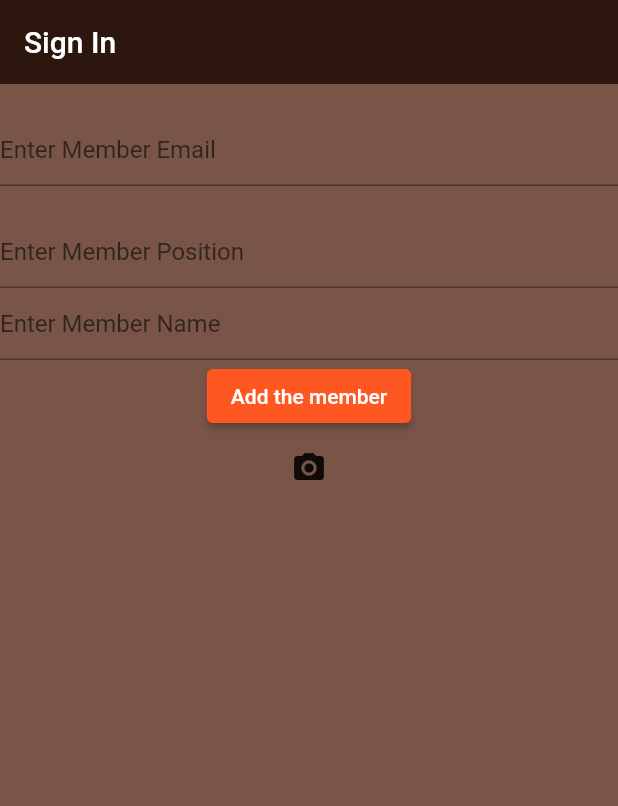
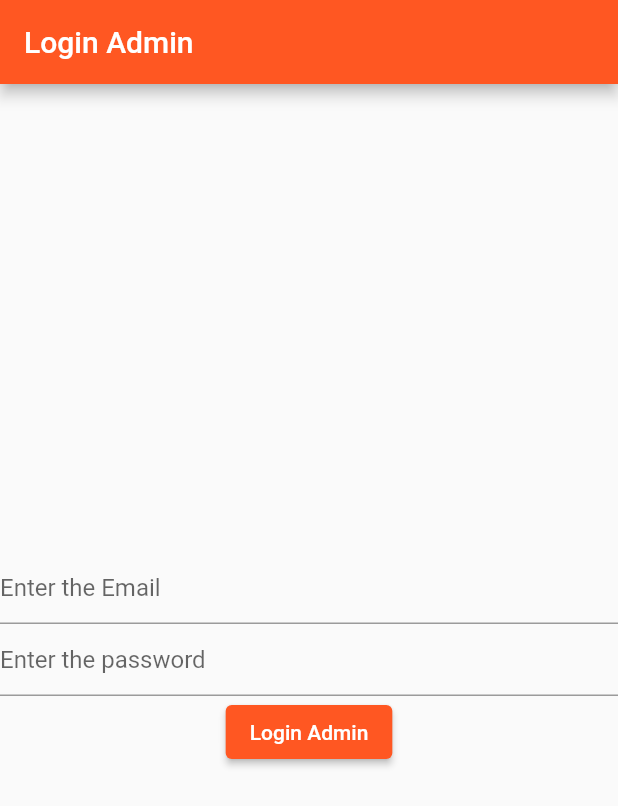
Before and after one commit to Vansh-Narang/Firebase_AdminPage-1, a Flutter app: the screen it shows after launch, on a phone screen of 412 x 824 dp. Shown: the top 806 px of the screen. Run offline on Flutter 3.47's test engine with Material 2 defaults, Android fonts, the light colour scheme and no system bars; our stand-ins replace cloud_firestore, firebase_auth, firebase_core, firebase_storage, image_picker; accounts and stored records are empty.

Commit message:
Login_Admin Page Added

```diff
--- /dev/null
+++ b/lib/Login_Admin/Login.dart
@@ -0,0 +1,78 @@
+import 'package:firebase_auth/firebase_auth.dart';
+import 'package:flutter/material.dart';
+import 'package:flutter_application_20/Login_Admin/Login_Page.dart';
+import 'package:flutter_application_20/Screens/Authenticate/new.dart';
+import 'package:cloud_firestore/cloud_firestore.dart';
+import 'package:firebase_auth/firebase_auth.dart';
+import 'package:firebase_core/firebase_core.dart';
+import '../Screens/Signing/Auth.dart';
+
+class MyWidget extends StatefulWidget {
+  const MyWidget({super.key});
+
+  @override
+  State<MyWidget> createState() => _MyWidgetState();
+}
+
+String email = '';
+String password = '';
+final AuthService _auth = AuthService();
+final _formKey = GlobalKey<FormState>();
+final TextEditingController emailController = TextEditingController();
+final TextEditingController passwordController = TextEditingController();
+final TextEditingController nameController = TextEditingController();
+
+class _MyWidgetState extends State<MyWidget> {
+  @override
+  Widget build(BuildContext context) {
+    return Scaffold(
+      appBar: AppBar(title: Text("Login Admin")),
+      body: Form(
+        key: _formKey,
+        child: Column(
+          mainAxisAlignment: MainAxisAlignment.center,
+          crossAxisAlignment: CrossAxisAlignment.center,
+          children: [
+            TextFormField(
+              decoration: InputDecoration(hintText: "Enter the Email"),
+              controller: emailController,
+              validator: (value) => value!.isEmpty ? "Enter the Email" : null,
+              onChanged: (value) {
+                setState(() {
+                  email = value;
+                });
+              },
+            ),
+            TextFormField(
+              controller: passwordController,
+              decoration: InputDecoration(hintText: "Enter the password"),
+              validator: (value) =>
+                  value!.isEmpty ? "Enter the password" : null,
+              onChanged: (value) {
+                setState(() {
+                  password = value;
+                });
+              },
+            ),
+            ElevatedButton(
+                onPressed: () async {
+                  if (_formKey.currentState!.validate()) {
+                    //Login Page
+                    User? user = await _auth.loginin(email, password);
+                    print("no user found");
+                    if (user != null) {
+                      Navigator.push(
+                          context,
+                          MaterialPageRoute(
+                            builder: (context) => Login_Page(),
+                          ));
+                    }
+                  }
+                },
+                child: Text("Login Admin"))
+          ],
+        ),
+      ),
+    );
+  }
+}
--- /dev/null
+++ b/lib/Login_Admin/Login_Page.dart
@@ -0,0 +1,17 @@
+import 'package:flutter/material.dart';
+import 'package:flutter/src/widgets/framework.dart';
+import 'package:flutter/src/widgets/placeholder.dart';
+
+class Login_Page extends StatelessWidget {
+  const Login_Page({super.key});
+
+  @override
+  Widget build(BuildContext context) {
+    return Center(
+      child: Container(
+        color: Colors.red,
+        child: Text("hi there"),
+      ),
+    );
+  }
+}
--- a/lib/Screens/Signing/SignIn.dart
+++ b/lib/Screens/Signing/SignIn.dart
@@ -82,6 +82,7 @@ class _SignInState extends State<SignIn> {
                   });
                 },
               ),
+
               ElevatedButton(
                   onPressed: () async {
                     if (imageUrl.isEmpty) {
--- a/lib/main.dart
+++ b/lib/main.dart
@@ -1,5 +1,6 @@
 import 'package:firebase_core/firebase_core.dart';
 import 'package:flutter/material.dart';
+import 'package:flutter_application_20/Login_Admin/Login.dart';
 import 'package:flutter_application_20/Screens/home/Home.dart';
 import 'package:flutter_application_20/Screens/wrapper.dart';
 
@@ -25,7 +26,7 @@ class MyApp extends StatelessWidget {
         theme: ThemeData(
           primarySwatch: Colors.deepOrange,
         ),
-        home: Wrapper_1());
+        home: MyWidget());
   }
 }
 //wrapper is used to decide whether to go on home or authenticate screen
```
Also changed, not shown: lib/Screens/Signing/Auth.dart (+14 -0 lines).
